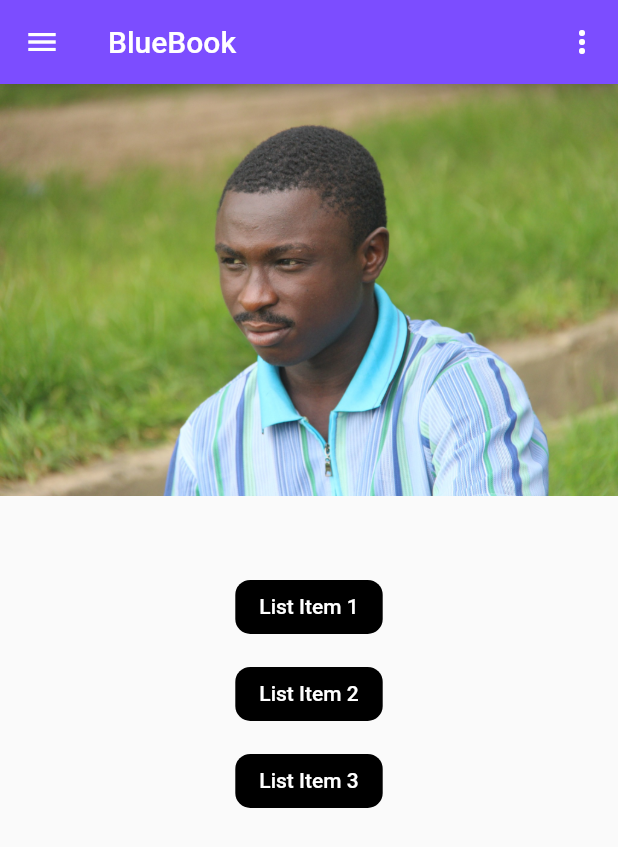
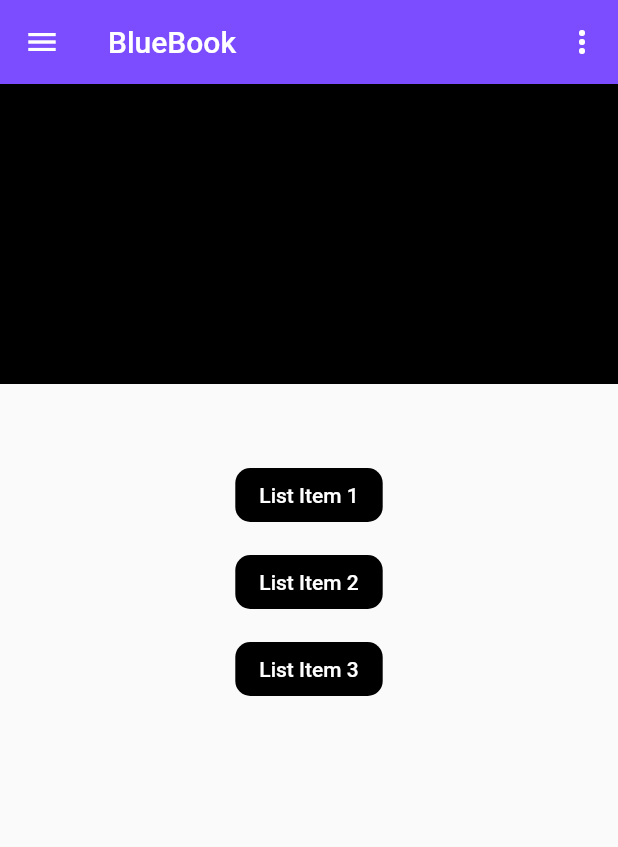
Before and after one commit to sheddy20/project-bluebook, a Flutter app: the screen it shows after launch, on a phone screen of 412 x 824 dp. Shown: the top 847 px of the screen. Run offline on Flutter 3.47's test engine with Material 2 defaults, Android fonts, the phone set to English and light mode, and no system bars.

```diff
--- a/lib/main.dart
+++ b/lib/main.dart
@@ -39,9 +39,13 @@ class HomePage extends StatelessWidget {
       ),
       body: ListView(
         children: <Widget>[
-          Image.asset(
-            'Assets/Images/shedrack.jpg',
+          Container(
             width: 200.0,
+            height: 200.0,
+            child: Text('I am Abel Shedrack'),
+            decoration: BoxDecoration(
+              color: Colors.black,
+            ),
           ),
           SizedBox(height: 50.0),
           Center(
```
Also changed, not shown: pubspec.lock.
